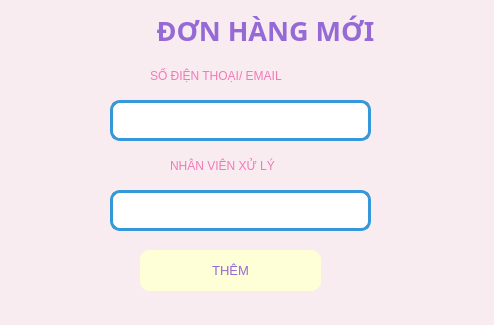
Qt form Donhang/themDH.ui (minhngoc22/Pet-Store) before a commit.
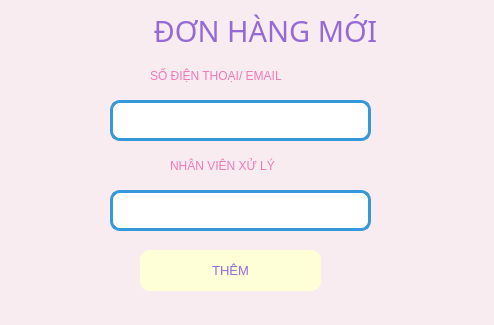
The same form after that commit. Icons and pictures are not drawn.

What changed in the file:
```diff
--- a/Donhang/themDH.ui
+++ b/Donhang/themDH.ui
@@ -99,10 +99,11 @@
    </property>
    <property name="font">
     <font>
-     <family>Arial Black</family>
-     <pointsize>20</pointsize>
-     <weight>75</weight>
-     <bold>true</bold>
+     <family>Segoe UI Black</family>
+     <pointsize>22</pointsize>
+     <weight>10</weight>
+     <italic>false</italic>
+     <bold>false</bold>
     </font>
    </property>
    <property name="styleSheet">
```
Left out of the diff: 3 changed lines with no effect on the pictures.
